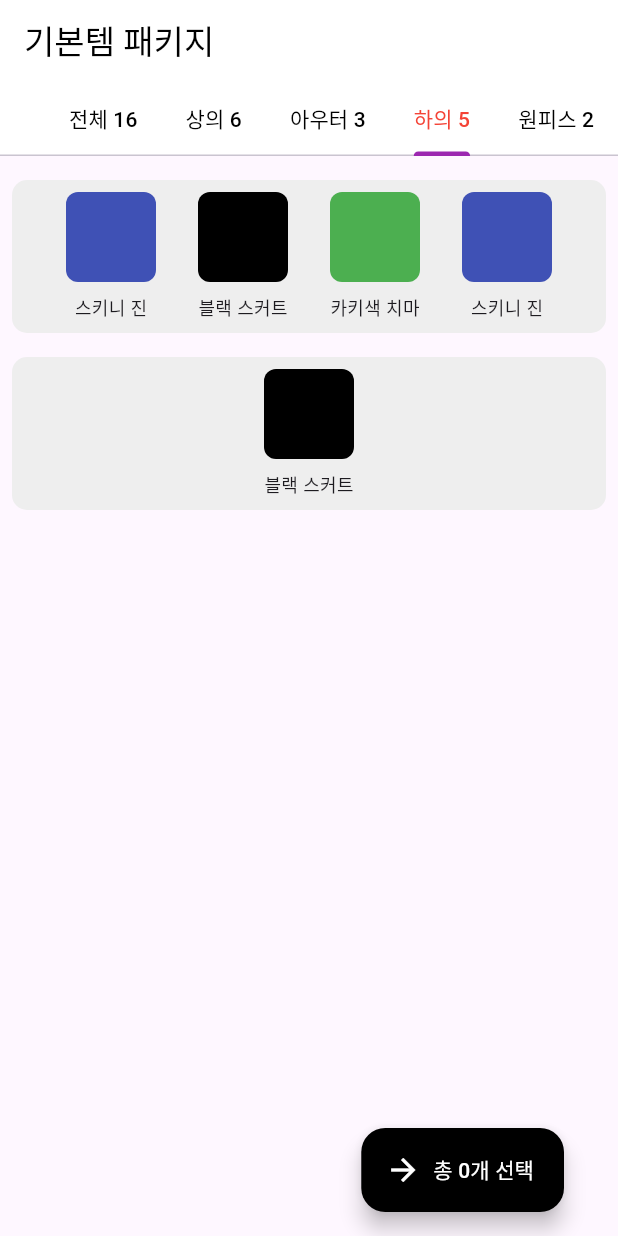
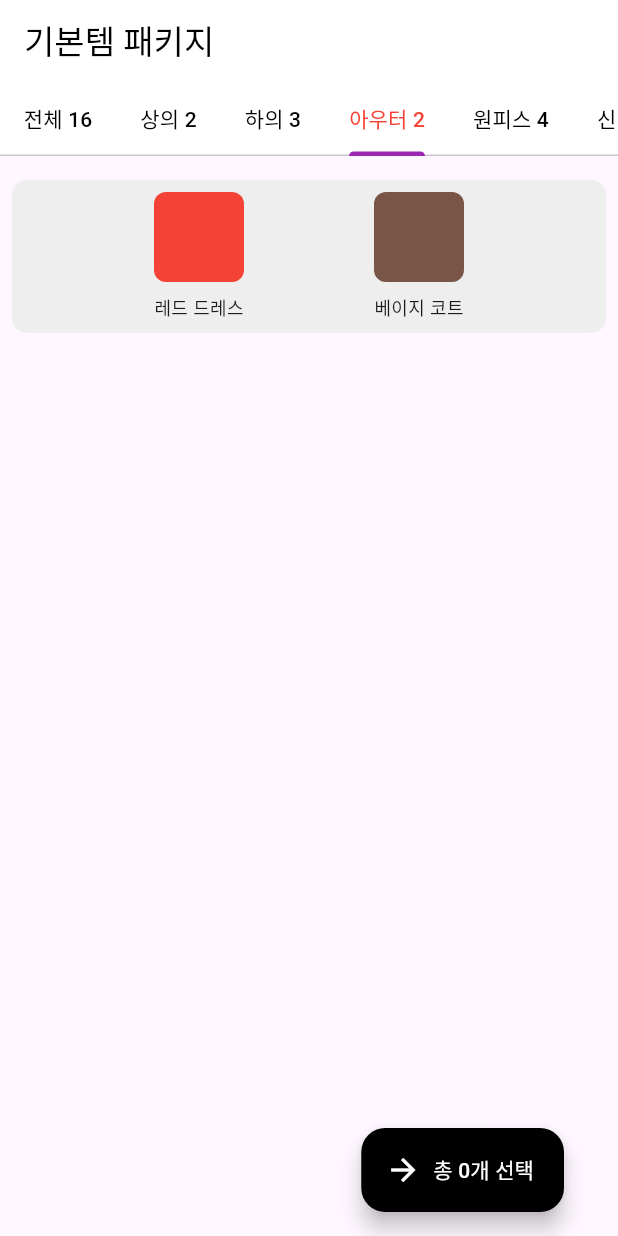
Before and after one commit to REFACTOR-GUNWOO/ttal_kkak, a Flutter app: the OnboardingAddClothesPage screen opened directly, tab 4 chosen, on a phone screen of 412 x 824 dp. Run offline on Flutter 3.47's test engine with Material 3 defaults, Android fonts, the phone set to English and light mode, and no system bars; our stand-ins replace flutter_colorpicker, flutter_svg, shared_preferences; accounts and stored records are empty; Roboto replaces fonts that are missing (Pretendard).

Commit message:
FEAT : 카테고리 구조 개편

```diff
--- /dev/null
+++ b/lib/category.dart
@@ -0,0 +1,65 @@
+class FirstCategory {
+  int id;
+  String name;
+  int priority;
+
+  FirstCategory({
+    required this.id,
+    required this.name,
+    required this.priority,
+  });
+}
+
+List<FirstCategory> firstCategories = [
+  FirstCategory(
+    id: 1,
+    name: "상의",
+    priority: 1,
+  ),
+  FirstCategory(
+    id: 2,
+    name: "하의",
+    priority: 2,
+  ),
+  FirstCategory(
+    id: 3,
+    name: "아우터",
+    priority: 3,
+  ),
+  FirstCategory(
+    id: 4,
+    name: "원피스",
+    priority: 4,
+  ),
+  FirstCategory(
+    id: 5,
+    name: "신발",
+    priority: 5,
+  ),
+];
+
+class SecondCategory {
+  int id;
+  String name;
+  int priority;
+  int firstCategoryId;
+
+  SecondCategory(
+      {required this.id,
+      required this.name,
+      required this.priority,
+      required this.firstCategoryId});
+}
+
+List<SecondCategory> secondCategories = [
+  SecondCategory(id: 1, name: "티셔츠", priority: 1, firstCategoryId: 1),
+  SecondCategory(id: 2, name: "나시", priority: 2, firstCategoryId: 1),
+  SecondCategory(id: 3, name: "청바지", priority: 1, firstCategoryId: 2),
+  SecondCategory(id: 4, name: "면바지", priority: 2, firstCategoryId: 2),
+  SecondCategory(id: 5, name: "자켓", priority: 1, firstCategoryId: 3),
+  SecondCategory(id: 6, name: "바람막이", priority: 2, firstCategoryId: 3),
+  SecondCategory(id: 7, name: "원피스1", priority: 1, firstCategoryId: 4),
+  SecondCategory(id: 8, name: "원피스2", priority: 2, firstCategoryId: 4),
+  SecondCategory(id: 7, name: "구두", priority: 1, firstCategoryId: 5),
+  SecondCategory(id: 8, name: "슬리퍼", priority: 2, firstCategoryId: 5),
+];
--- a/lib/clothes.dart
+++ b/lib/clothes.dart
@@ -3,8 +3,8 @@ import 'package:flutter/material.dart';
 class Clothes {
   int id;
   String name;
-  String primaryCategory;
-  String secondaryCategory;
+  int primaryCategoryId;
+  int secondaryCategoryId;
   ClothesDetails details; // 상세 설정
   Color color;
   DateTime regTs = DateTime.now();
@@ -12,8 +12,8 @@ class Clothes {
   Clothes(
       {required this.id,
       required this.name,
-      required this.primaryCategory,
-      required this.secondaryCategory,
+      required this.primaryCategoryId,
+      required this.secondaryCategoryId,
       required this.details,
       required this.color,
       required this.regTs});
@@ -22,8 +22,8 @@ class Clothes {
     return Clothes(
         id: json['id'],
         name: json['name'],
-        primaryCategory: json['primaryCategory'],
-        secondaryCategory: json['secondaryCategory'],
+        primaryCategoryId: json['primaryCategoryId'],
+        secondaryCategoryId: json['secondaryCategoryId'],
         details: ClothesDetails.fromJson(json['details']),
         color: Color(json['color']),
         regTs: DateTime.fromMillisecondsSinceEpoch(json['regTs'] as int));
@@ -33,8 +33,8 @@ class Clothes {
     return {
       'id': id,
       'name': name,
-      'primaryCategory': primaryCategory,
-      'secondaryCategory': secondaryCategory,
+      'primaryCategoryId': primaryCategoryId,
+      'secondaryCategoryId': secondaryCategoryId,
       'details': details.toJson(),
       'color': color.value,
       'regTs': regTs.millisecondsSinceEpoch
@@ -100,8 +100,8 @@ List<Clothes> generateDummyClothes() {
     Clothes(
         id: 1,
         name: '블랙 티셔츠',
-        primaryCategory: '상의',
-        secondaryCategory: '티셔츠',
+        primaryCategoryId: 1,
+        secondaryCategoryId: 1,
         details: ClothesDetails(
           topLength: TopLength.medium,
           sleeveLength: SleeveLength.short,
@@ -112,8 +112,8 @@ List<Clothes> generateDummyClothes() {
     Clothes(
         id: 2,
         name: '화이트 셔츠',
-        primaryCategory: '상의',
-        secondaryCategory: '셔츠',
+        primaryCategoryId: 1,
+        secondaryCategoryId: 2,
         details: ClothesDetails(
           topLength: TopLength.long,
           sleeveLength: SleeveLength.long,
@@ -124,8 +124,8 @@ List<Clothes> generateDummyClothes() {
     Clothes(
         id: 3,
         name: '데님 재킷',
-        primaryCategory: '아우터',
-        secondaryCategory: '재킷',
+        primaryCategoryId: 2,
+        secondaryCategoryId: 1,
         details: ClothesDetails(
           topLength: TopLength.medium,
           sleeveLength: SleeveLength.long,
@@ -136,8 +136,8 @@ List<Clothes> generateDummyClothes() {
     Clothes(
         id: 4,
         name: '스키니 진',
-        primaryCategory: '하의',
-        secondaryCategory: '바지',
+        primaryCategoryId: 2,
+        secondaryCategoryId: 2,
         details: ClothesDetails(
           topLength: TopLength.long,
           sleeveLength: SleeveLength.sleeveless,
@@ -148,8 +148,8 @@ List<Clothes> generateDummyClothes() {
     Clothes(
         id: 5,
         name: '블랙 스커트',
-        primaryCategory: '하의',
-        secondaryCategory: '스커트',
+        primaryCategoryId: 2,
+        secondaryCategoryId: 1,
         details: ClothesDetails(
           topLength: TopLength.short,
           sleeveLength: SleeveLength.sleeveless,
@@ -160,8 +160,8 @@ List<Clothes> generateDummyClothes() {
     Clothes(
         id: 6,
         name: '레드 드레스',
-        primaryCategory: '원피스',
-        secondaryCategory: '드레스',
+        primaryCategoryId: 3,
+        secondaryCategoryId: 1,
         details: ClothesDetails(
           topLength: TopLength.long,
           sleeveLength: SleeveLength.short,
@@ -172,8 +172,8 @@ List<Clothes> generateDummyClothes() {
     Clothes(
         id: 7,
         name: '베이지 코트',
-        primaryCategory: '아우터',
-        secondaryCategory: '코트',
+        primaryCategoryId: 3,
+        secondaryCategoryId: 1,
         details: ClothesDetails(
           topLength: TopLength.long,
           sleeveLength: SleeveLength.long,
@@ -184,8 +184,8 @@ List<Clothes> generateDummyClothes() {
     Clothes(
         id: 8,
         name: '흰색 반팔 티셔츠',
-        primaryCategory: '상의',
-        secondaryCategory: '티셔츠',
+        primaryCategoryId: 4,
+        secondaryCategoryId: 1,
         details: ClothesDetails(
           topLength: TopLength.short,
           sleeveLength: SleeveLength.short,
@@ -196,8 +196,8 @@ List<Clothes> generateDummyClothes() {
     Clothes(
         id: 9,
         name: '카키색 치마',
-        primaryCategory: '하의',
-        secondaryCategory: '치마',
+        primaryCategoryId: 4,
+        secondaryCategoryId: 1,
         details: ClothesDetails(
           topLength: TopLength.medium,
           sleeveLength: SleeveLength.sleeveless,
@@ -208,8 +208,8 @@ List<Clothes> generateDummyClothes() {
     Clothes(
         id: 10,
         name: '핑크 블라우스',
-        primaryCategory: '상의',
-        secondaryCategory: '블라우스',
+        primaryCategoryId: 4,
+        secondaryCategoryId: 2,
         details: ClothesDetails(
           topLength: TopLength.medium,
           sleeveLength: SleeveLength.long,
@@ -220,8 +220,8 @@ List<Clothes> generateDummyClothes() {
     Clothes(
         id: 11,
         name: '블랙 티셔츠',
-        primaryCategory: '상의',
-        secondaryCategory: '티셔츠',
+        primaryCategoryId: 4,
+        secondaryCategoryId: 2,
         details: ClothesDetails(
           topLength: TopLength.medium,
           sleeveLength: SleeveLength.short,
@@ -232,8 +232,8 @@ List<Clothes> generateDummyClothes() {
     Clothes(
         id: 12,
         name: '화이트 셔츠',
-        primaryCategory: '상의',
-        secondaryCategory: '셔츠',
+        primaryCategoryId: 5,
+        secondaryCategoryId: 1,
         details: ClothesDetails(
           topLength: TopLength.long,
           sleeveLength: SleeveLength.long,
@@ -244,8 +244,8 @@ List<Clothes> generateDummyClothes() {
     Clothes(
         id: 13,
         name: '데님 재킷',
-        primaryCategory: '아우터',
-        secondaryCategory: '재킷',
+        primaryCategoryId: 5,
+        secondaryCategoryId: 2,
         details: ClothesDetails(
           topLength: TopLength.medium,
           sleeveLength: SleeveLength.long,
@@ -256,8 +256,8 @@ List<Clothes> generateDummyClothes() {
     Clothes(
         id: 14,
         name: '스키니 진',
-        primaryCategory: '하의',
-        secondaryCategory: '바지',
+        primaryCategoryId: 5,
+        secondaryCategoryId: 1,
         details: ClothesDetails(
           topLength: TopLength.long,
           sleeveLength: SleeveLength.sleeveless,
@@ -268,8 +268,8 @@ List<Clothes> generateDummyClothes() {
     Clothes(
         id: 15,
         name: '블랙 스커트',
-        primaryCategory: '하의',
-        secondaryCategory: '스커트',
+        primaryCategoryId: 5,
+        secondaryCategoryId: 2,
         details: ClothesDetails(
           topLength: TopLength.short,
           sleeveLength: SleeveLength.sleeveless,
@@ -280,8 +280,8 @@ List<Clothes> generateDummyClothes() {
     Clothes(
         id: 16,
         name: '레드 드레스',
-        primaryCategory: '원피스',
-        secondaryCategory: '드레스',
+        primaryCategoryId: 5,
+        secondaryCategoryId: 1,
         details: ClothesDetails(
           topLength: TopLength.long,
           sleeveLength: SleeveLength.short,
--- a/lib/clothes_repository.dart
+++ b/lib/clothes_repository.dart
@@ -4,7 +4,7 @@ import 'package:shared_preferences/shared_preferences.dart';
 import 'package:ttal_kkak/clothes.dart';
 
 class ClothesRepository {
-  static const String _clothesKey = 'clothes:v4';
+  static const String _clothesKey = 'clothes:v5';
 
   Future<void> saveClothes(List<Clothes> clothesList) async {
     print("saveClothes");
--- a/lib/onboarding_add_clothes_page.dart
+++ b/lib/onboarding_add_clothes_page.dart
@@ -1,4 +1,6 @@
+import 'package:flutter/foundation.dart';
 import 'package:flutter/material.dart';
+import 'package:ttal_kkak/category.dart';
 import 'package:ttal_kkak/clothes.dart';
 import 'package:ttal_kkak/clothes_grid.dart';
 import 'package:ttal_kkak/onboarding_clothes_grid.dart';
@@ -9,19 +11,50 @@ class OnboardingAddClothesPage extends StatelessWidget {
   @override
   Widget build(BuildContext context) {
     // 카테고리별로 옷 데이터를 그룹화
-    Map<String, List<Clothes>> categorizedClothes = {};
+    Map<FirstCategory, List<Clothes>> categorizedClothes = {};
     clothesList.forEach((clothes) {
-      if (!categorizedClothes.containsKey(clothes.primaryCategory)) {
-        categorizedClothes[clothes.primaryCategory] = [];
+      FirstCategory category = firstCategories
+          .firstWhere((element) => element.id == clothes.primaryCategoryId);
+
+      if (!categorizedClothes.containsKey(category)) {
+        categorizedClothes[category] = [];
       }
-      categorizedClothes[clothes.primaryCategory]!.add(clothes);
+      categorizedClothes[category]!.add(clothes);
     });
 
-    List<String> categories = categorizedClothes.keys.toList();
-    categories.insert(0, '전체'); // '전체' 탭 추가
+    List<FirstCategory> getSortedCategories() {
+      List<FirstCategory> categories = categorizedClothes.keys.toList();
+
+      categories.sort((a, b) => a.priority.compareTo(b.priority));
+      return categories;
+    };
+
+    List<Tab> getTabs() {
+      Tab allTab = Tab(text: '전체 ${clothesList.length}');
+      List<Tab> tabList = getSortedCategories().map((category) {
+        int itemCount = categorizedClothes[category]!.length;
+        return Tab(text: '${category.name} $itemCount');
+      }).toList();
+      tabList.insert(0, allTab);
+      return tabList;
+    }
+
+    List<OnboardingClothesGrid> getTabBarViews() {
+      OnboardingClothesGrid allTabView =
+          OnboardingClothesGrid(clothesList: clothesList);
+
+      List<OnboardingClothesGrid> allTabViews =
+          getSortedCategories().map((category) {
+        List<Clothes> clothesToShow = categorizedClothes[category]!;
+        return OnboardingClothesGrid(clothesList: clothesToShow);
+      }).toList();
+
+      allTabViews.insert(0, allTabView);
+      return allTabViews;
+    }
 
     return DefaultTabController(
-      length: categories.length,
+      length: getSortedCategories().length + 1,
       child: Scaffold(
         appBar: AppBar(
           title: Text('기본템 패키지', style: TextStyle(color: Colors.black)),
@@ -35,22 +68,13 @@ class OnboardingAddClothesPage extends StatelessWidget {
                 isScrollable: true,
                 labelColor: Colors.red,
                 unselectedLabelColor: Colors.black,
-                tabs: categories.map((category) {
-                  int itemCount = category == '전체'
-                      ? clothesList.length
-                      : categorizedClothes[category]!.length;
-                  return Tab(text: '$category $itemCount');
-                }).toList(),
+                tabs: getTabs(),
               ),
             ),
           ),
         ),
         body: TabBarView(
-          children: categories.map((category) {
-            List<Clothes> clothesToShow =
-                category == '전체' ? clothesList : categorizedClothes[category]!;
-            return OnboardingClothesGrid(clothesList: clothesToShow);
-          }).toList(),
+          children: getTabBarViews(),
         ),
       ),
     );
```
Also changed, not shown: lib/main.dart (+3 -4 lines), lib/main_page.dart (+69 -32 lines).
